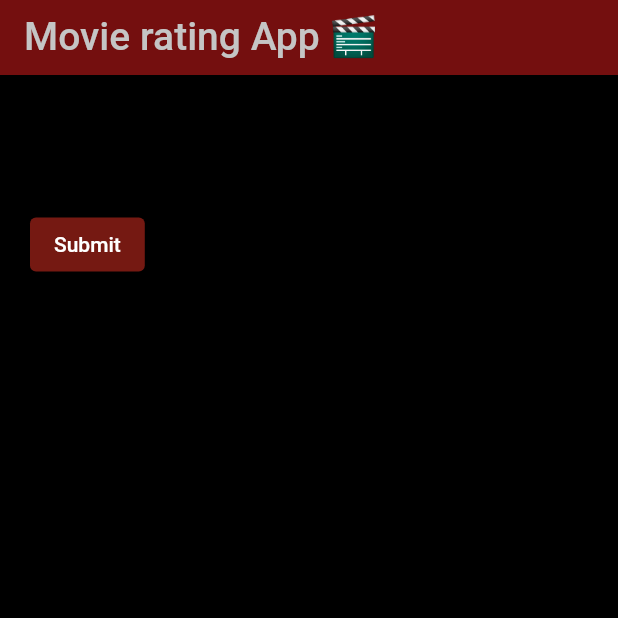
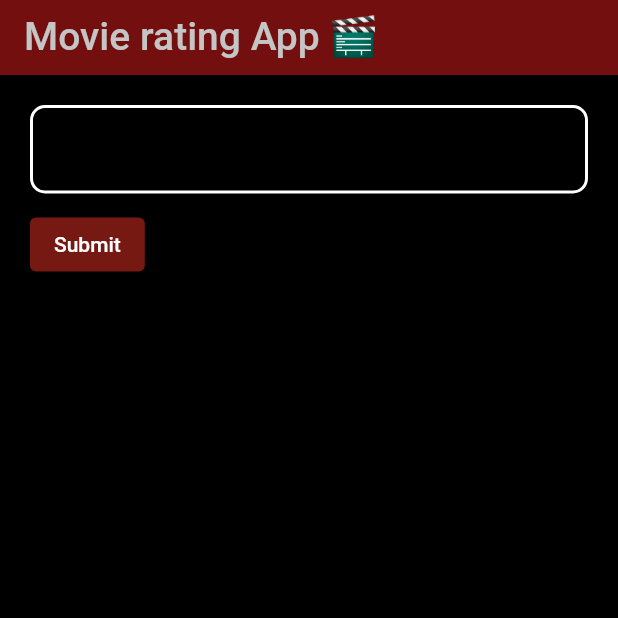
Before and after one commit to husain-teachedison/flutter-assignment, a Flutter app: the screen it shows after launch, on a phone screen of 412 x 824 dp, the top half of it. Run offline on Flutter 3.47's test engine with Material 2 defaults, Android fonts, the phone set to English and light mode, and no system bars; our stand-ins replace google_fonts, google_nav_bar; missing offline and left inert: tmdb_api.

Commit message:
minor changes

```diff
--- a/lib/Pages/home.dart
+++ b/lib/Pages/home.dart
@@ -39,10 +39,26 @@ class _LoginState extends State<Login> {
             crossAxisAlignment: CrossAxisAlignment.start,
             children: <Widget>[
               TextFormField(
-                style: const TextStyle(color: Colors.white),
-                decoration: const InputDecoration(
+                style:  TextStyle(color: Colors.white),
+                decoration: InputDecoration(
+
                   hintText: 'Enter the pass code',
                   labelText: 'Password',
+                  fillColor: Colors.white,
+                  focusedBorder: OutlineInputBorder(
+                    borderRadius: BorderRadius.circular(10.0),
+                    borderSide: BorderSide(
+                      color: Colors.white,
+                    ),
+                  ),
+                  enabledBorder: OutlineInputBorder(
+                    borderRadius: BorderRadius.circular(10.0),
+                    borderSide: BorderSide(
+                      color: Colors.white,
+                      width: 2.0,
+                    ),
+                  ),
+
                 ),
                 validator: (value) {
                   if (value != password) {
@@ -56,13 +72,17 @@ class _LoginState extends State<Login> {
               // ignore: unnecessary_new
               new Container(
                 margin: EdgeInsets.only(top:10),
+
                   child: Column(
+
                     crossAxisAlignment: CrossAxisAlignment.center,
                     children:[ ElevatedButton(
                     style: ElevatedButton.styleFrom(
                       primary: Color.fromARGB(255, 117, 25, 18), // Disable color
                     ),
+
                     child: const Text('Submit'),
+
                     onPressed: () {
                       // validating form for home page access
                       if (_formKey.currentState!.validate()) {
--- a/lib/utils/navigation.dart
+++ b/lib/utils/navigation.dart
@@ -25,6 +25,7 @@ class _NavigationState extends State<Navigation> {
           child: _widgetOptions.elementAt(_selectedIndex),
         ),
         bottomNavigationBar: BottomNavigationBar(
+          backgroundColor: Color.fromARGB(255, 153, 153, 153),
           items: const <BottomNavigationBarItem>[
             BottomNavigationBarItem(
               icon: Icon(Icons.movie),
```
